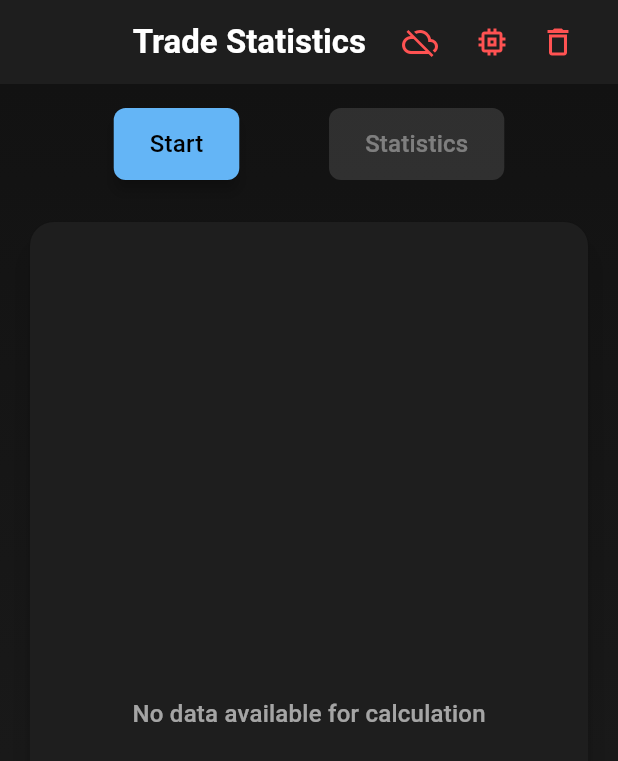
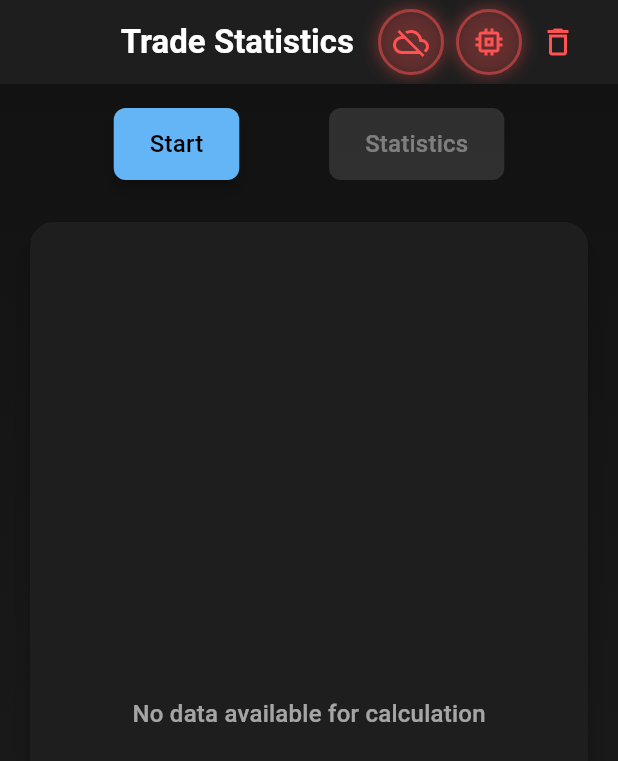
Before and after one commit to dsvsergey/stock_market_quotes, a Flutter app: the screen it shows after launch, on a phone screen of 412 x 824 dp. Shown: the top 761 px of the screen. Run offline on Flutter 3.47's test engine with Material 3 defaults, Android fonts, the light colour scheme and no system bars; our stand-ins replace dartz, flutter_riverpod, isar; accounts and stored records are empty; generated files the repository leaves out were written again.

Commit message:
Refactor StatisticsService and HomeScreen for improved calculations and UI responsiveness
- Updated StatisticsService to mark quotes as used in calculations and optimize statistical calculations by reducing redundant code.
- Enhanced statistical calculations for mean, standard deviation, mode, and median, improving performance and accuracy.
- Refactored HomeScreen to improve connection status indicators and added visual enhancements for better user experience.
- Introduced a new method to determine connection color based on WebSocket status, enhancing UI feedback.

```diff
--- a/lib/views/home_screen.dart
+++ b/lib/views/home_screen.dart
@@ -19,6 +19,8 @@ class HomeScreen extends ConsumerWidget {
     ref.watch(lastQuotesProvider(100));
     final isCalculating = ref.watch(statisticsProvider).isLoading;
 
+    final connectionColor = _getConnectionColor(isConnected, isIsolateRunning);
+
     return Scaffold(
       appBar: AppBar(
         title: Text(
@@ -30,8 +32,10 @@ class HomeScreen extends ConsumerWidget {
         ),
         actions: [
           _buildStatusIcon(
-            icon: isConnected ? Icons.cloud_done : Icons.cloud_off,
-            color: isConnected ? Colors.greenAccent : Colors.redAccent,
+            icon: isConnected
+                ? (isIsolateRunning ? Icons.cloud_done : Icons.cloud_sync)
+                : Icons.cloud_off,
+            color: connectionColor,
             theme: theme,
           ),
           const SizedBox(width: 8),
@@ -177,12 +181,32 @@ class HomeScreen extends ConsumerWidget {
   }) {
     return Container(
       padding: const EdgeInsets.all(8),
+      decoration: BoxDecoration(
+        shape: BoxShape.circle,
+        border: Border.all(
+          color: color.withOpacity(0.5),
+          width: 2,
+        ),
+        boxShadow: [
+          BoxShadow(
+            color: color.withOpacity(0.3),
+            blurRadius: 8,
+            spreadRadius: 2,
+          ),
+        ],
+      ),
       child: Icon(
         icon,
         color: color,
         size: 24,
       ),
     );
+  }
+
+  Color _getConnectionColor(bool isConnected, bool isIsolateRunning) {
+    if (!isConnected) return Colors.redAccent;
+    if (isConnected && !isIsolateRunning) return Colors.orangeAccent;
+    return Colors.greenAccent;
   }
 
   Widget _buildActionButton({
```
Also changed, not shown: lib/services/statistics_service.dart (+43 -78 lines).
